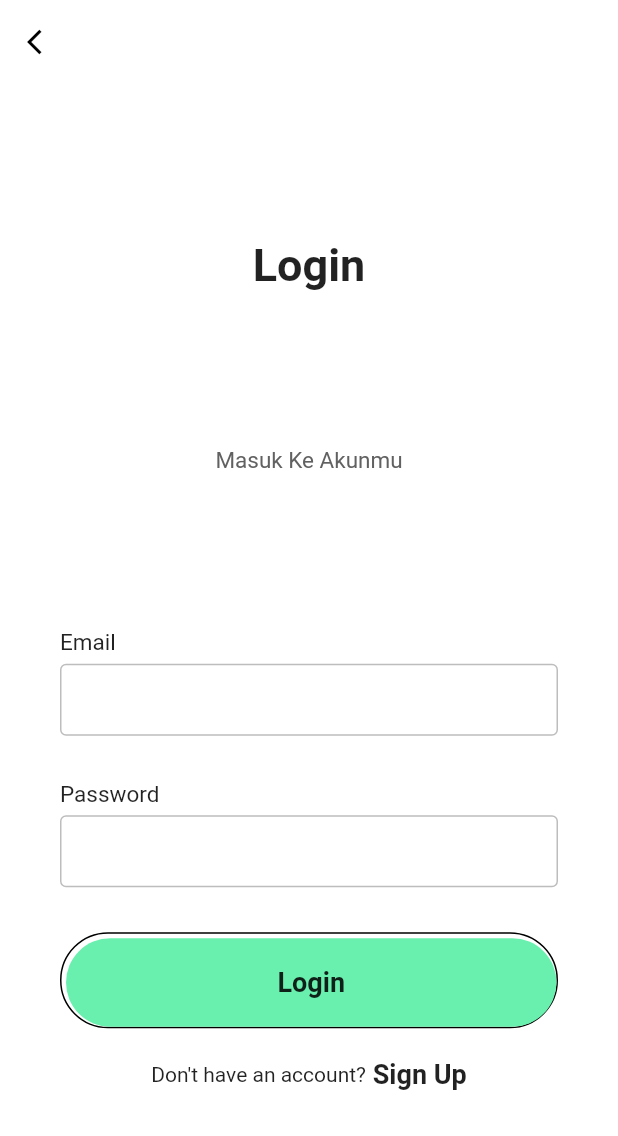
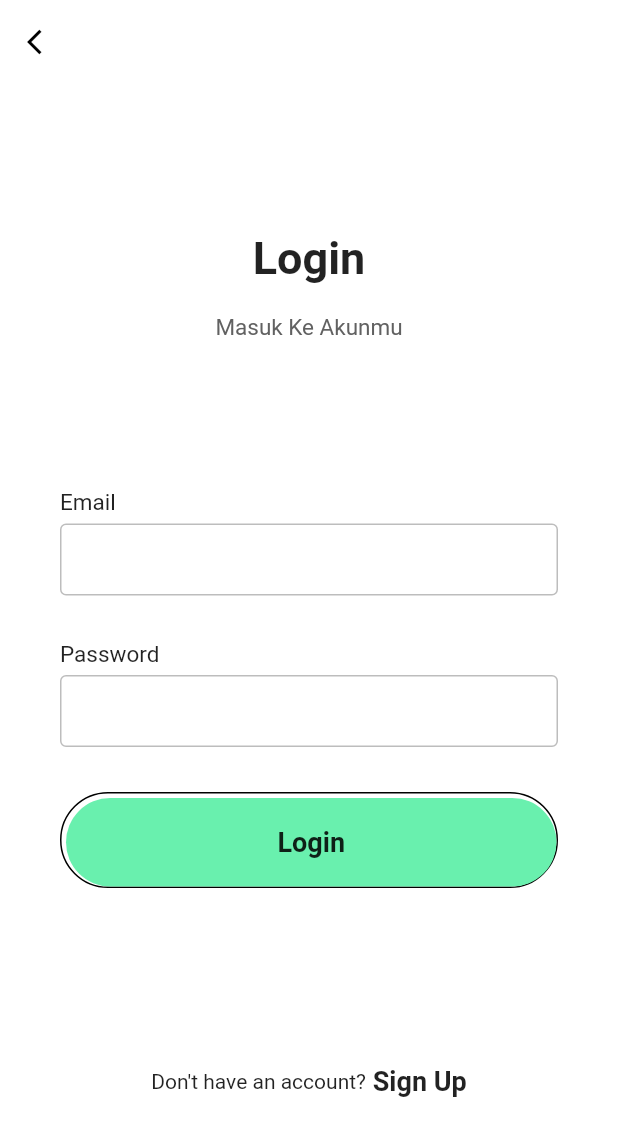
Before and after one commit to fikrykri/flutter_ayo_zakat, a Flutter app: the screen it shows after launch, after a tap on "Login", on a phone screen of 412 x 824 dp. Shown: the top 1136 px of the screen. Run offline on Flutter 3.47's test engine with Material 2 defaults, Android fonts, the phone set to English and light mode, and no system bars; our stand-ins replace firebase_auth, simple_animations; accounts and stored records are empty; network calls fail.

Commit message:
update ui home page, login page, dan signup page

```diff
--- a/lib/home_page.dart
+++ b/lib/home_page.dart
@@ -21,7 +21,7 @@ class HomePage extends StatelessWidget {
                   MyAnimation(
                       1,
                       Text(
-                        "Welcome",
+                        "Selamat Datang",
                         style: TextStyle(
                             fontWeight: FontWeight.bold, fontSize: 30),
                       )),
@@ -31,7 +31,7 @@ class HomePage extends StatelessWidget {
                   MyAnimation(
                       1.2,
                       Text(
-                        "Automatic identity verification which enables you to verify your identity",
+                        "Permudah hidupmu dengan \n Ayo Zakat",
                         textAlign: TextAlign.center,
                         style: TextStyle(color: Colors.grey[700], fontSize: 15),
                       )),
@@ -43,7 +43,8 @@ class HomePage extends StatelessWidget {
                     height: MediaQuery.of(context).size.height / 3,
                     decoration: BoxDecoration(
                         image: DecorationImage(
-                            image: AssetImage('assets/images/background.png'))),
+                            image:
+                                AssetImage('assets/images/humans-char1.png'))),
                   )),
               Column(
                 children: [
--- a/lib/login_page.dart
+++ b/lib/login_page.dart
@@ -42,19 +42,24 @@ class _LoginPageState extends State<LoginPage> {
           child: Column(
             mainAxisAlignment: MainAxisAlignment.spaceEvenly,
             children: <Widget>[
+              Column(
+                children: [
                   MyAnimation(
                       1,
                       Text(
                         "Login",
-                    style: TextStyle(fontSize: 30, fontWeight: FontWeight.bold),
-                  )), // TextStyle // Text
-              // SizedBox(height: 20),
+                        style: TextStyle(
+                            fontSize: 30, fontWeight: FontWeight.bold),
+                      )),
+                  SizedBox(height: 20),
                   MyAnimation(
                       1.2,
                       Text(
                         "Masuk Ke Akunmu",
                         style: TextStyle(fontSize: 15, color: Colors.grey[700]),
                       )), // coloumn
+                ],
+              ), // TextStyle // Text
               Form(
                 key: _formKey,
                 child: Column(
@@ -146,6 +151,9 @@ class _LoginPageState extends State<LoginPage> {
                           ],
                         )),
                     SizedBox(height: 20),
+                  ],
+                ),
+              ),
               Container(
                 child: MyAnimation(
                     1.5,
@@ -155,7 +163,7 @@ class _LoginPageState extends State<LoginPage> {
                         Text("Don't have an account?"),
                         GestureDetector(
                           onTap: () {
-                                  Navigator.push(
+                            Navigator.pushReplacement(
                                 context,
                                 MaterialPageRoute(
                                     builder: (context) => SignupPage()));
@@ -163,16 +171,12 @@ class _LoginPageState extends State<LoginPage> {
                           child: Text(
                             " Sign Up",
                             style: TextStyle(
-                                      fontWeight: FontWeight.w600,
-                                      fontSize: 18),
+                                fontWeight: FontWeight.w600, fontSize: 18),
                           ),
                         )
                       ],
                     )),
               )
-                  ],
-                ),
-              ),
             ],
           ),
         ),
--- a/lib/signup_page.dart
+++ b/lib/signup_page.dart
@@ -60,7 +60,7 @@ class _SignupPageState extends State<SignupPage> {
                   MyAnimation(
                       1.2,
                       Text(
-                        "Create an account, It's free",
+                        "Buat akun secara gratis!",
                         style: TextStyle(fontSize: 15, color: Colors.grey[700]),
                       )),
                 ],
@@ -178,7 +178,7 @@ class _SignupPageState extends State<SignupPage> {
                         Text("Already have an account?"),
                         GestureDetector(
                           onTap: () {
-                            Navigator.push(
+                            Navigator.pushReplacement(
                                 context,
                                 MaterialPageRoute(
                                     builder: (context) => LoginPage()));
```
Lines whose indentation alone changed are shown as unchanged.
